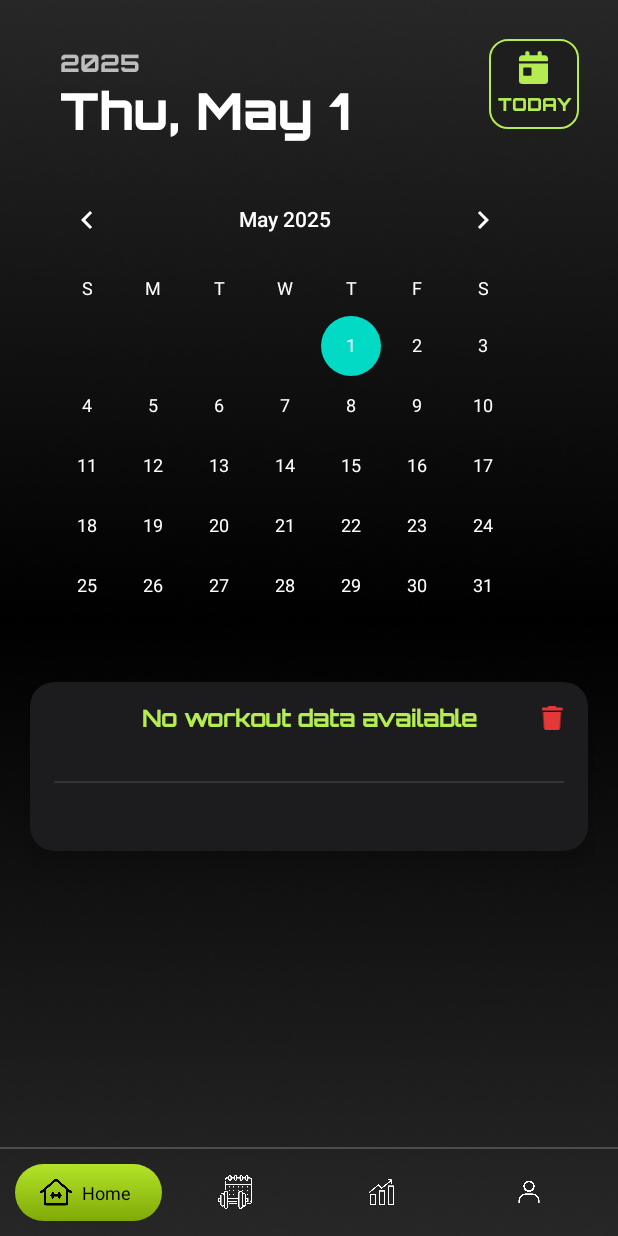
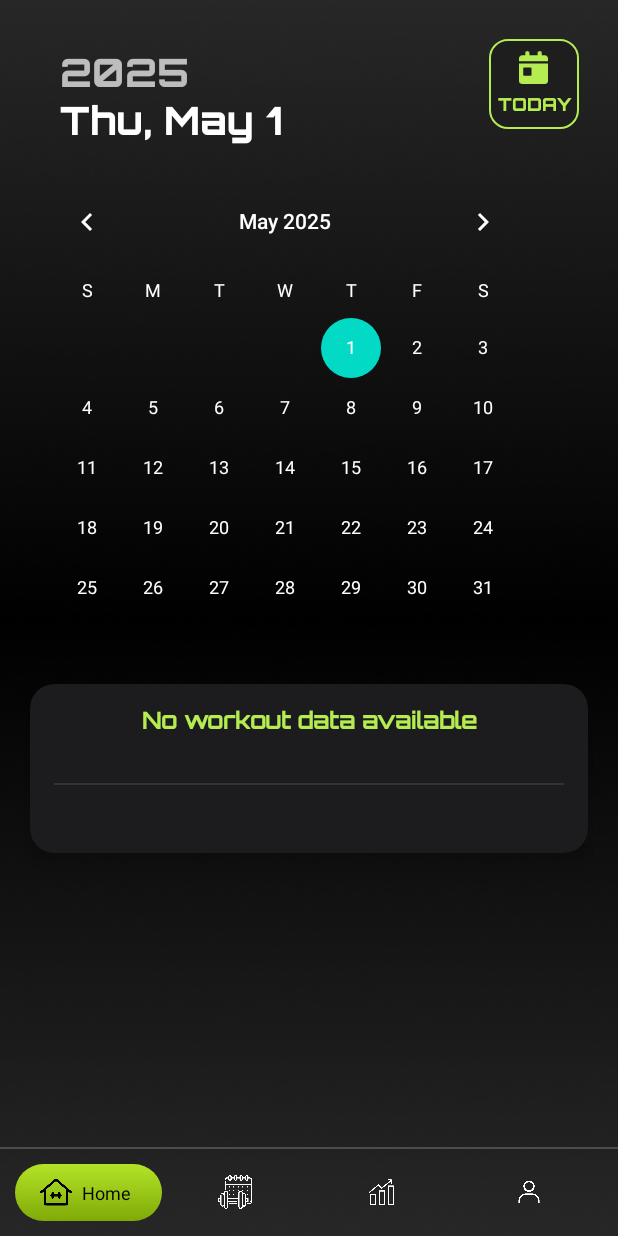
Before and after one commit to AyushUpase369/XTrack, an Android app: the fragment WorkoutFragment placed in its activity, on a phone screen of 412 x 824 dp. Run offline under Robolectric (Android 15) with nearby library versions, the phone set to English and light mode, and no system bars.

Commit message:
add delete btn in workout data for deletion the data, not working yet___2nd turn

```diff
--- a/app/src/main/java/com/example/xtrack/WorkoutAdapter.kt
+++ b/app/src/main/java/com/example/xtrack/WorkoutAdapter.kt
@@ -20,8 +20,14 @@ class WorkoutAdapter(private val workoutList: List<Workout>) :
     override fun onBindViewHolder(holder: WorkoutViewHolder, position: Int) {
         if (workoutList.isEmpty()) {
             holder.bindNoData()
+            holder.itemView.findViewById<ImageView>(R.id.DeleteWorkout).apply {
+                visibility = View.INVISIBLE // or View.GONE to completely remove it from layout
+            }
         } else {
             holder.bind(workoutList[position])
+            holder.itemView.findViewById<ImageView>(R.id.DeleteWorkout).apply {
+                visibility = View.VISIBLE // Make sure it's visible when there is workout data
+            }
         }
 
         holder.itemView.findViewById<ImageView>(R.id.DeleteWorkout).setOnClickListener {
--- a/app/src/main/res/values/styles.xml
+++ b/app/src/main/res/values/styles.xml
@@ -10,6 +10,7 @@
     <style name="DatePickerSpinner" parent="Theme.MaterialComponents.Light">
         <item name="android:textColorPrimary">@color/white</item> <!-- Set spinner text color -->
         <item name="fontFamily">@font/orbitron_extrabold</item>
+        <item name="android:textSize">26dp</item>
         <item name="android:textColorSecondary">@color/white</item> <!-- Set secondary text color (optional) -->
         <item name="android:editTextColor">@color/white</item> <!-- For spinner's internal EditTexts -->
     </style>
```
